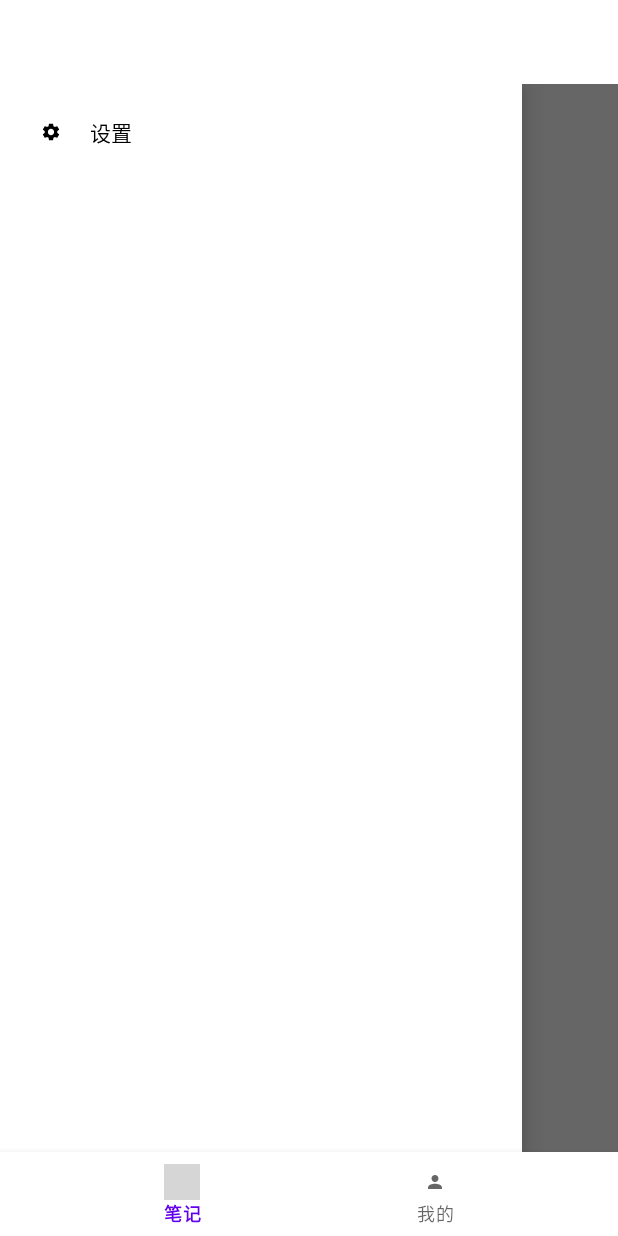
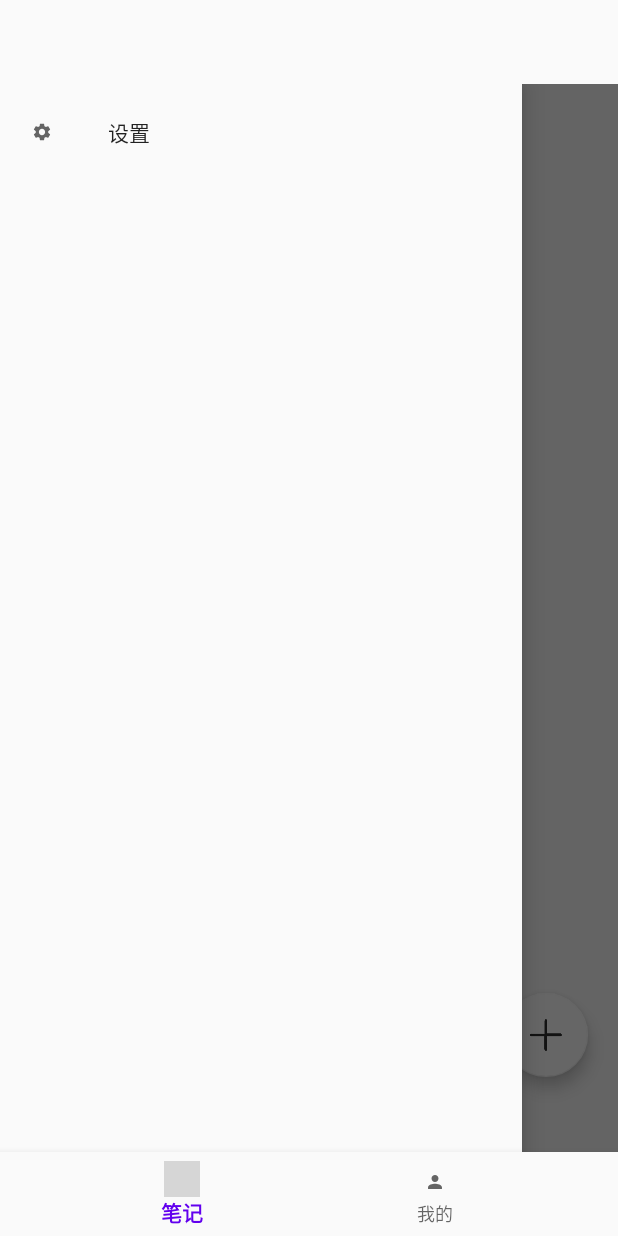
Before and after one commit to zhangkaibin0921/Cloud-notepad, an Android app: the screen it shows after launch (MainActivity), with the side drawer open, on a phone screen of 412 x 824 dp. Run offline under Robolectric (Android 15) with nearby library versions, the phone set to English and light mode, and no system bars; our stand-ins replace navigation-ui; grey boxes are pictures that could not be loaded.

Commit message:
添加笔记的悬浮按钮

```diff
--- a/app/src/main/AndroidManifest.xml
+++ b/app/src/main/AndroidManifest.xml
@@ -8,7 +8,7 @@
         android:label="@string/app_name"
         android:roundIcon="@mipmap/ic_launcher_round"
         android:supportsRtl="true"
-        android:theme="@style/Theme.MyApplication">
+        android:theme="@style/ss">
         <activity
             android:name=".MainActivity"
             android:label="@string/app_name">
--- a/app/src/main/java/cn/edu/henu/myapplication/ui/diary/DiaryFragment.java
+++ b/app/src/main/java/cn/edu/henu/myapplication/ui/diary/DiaryFragment.java
@@ -3,6 +3,7 @@
 import android.content.Context;
 import android.content.Intent;
 import android.os.Bundle;
+import android.util.Log;
 import android.view.LayoutInflater;
 import android.view.MenuItem;
 import android.view.View;
@@ -15,6 +16,9 @@
 
 import androidx.annotation.NonNull;
 import androidx.annotation.Nullable;
+import androidx.appcompat.app.ActionBar;
+import androidx.appcompat.app.AppCompatActivity;
+import androidx.appcompat.widget.Toolbar;
 import androidx.core.view.GravityCompat;
 import androidx.drawerlayout.widget.DrawerLayout;
 import androidx.fragment.app.Fragment;
@@ -39,15 +43,28 @@
     Context context;
     private ImageButton add;
 
+    private Toolbar toolbar;
+
     public View onCreateView(@NonNull LayoutInflater inflater,
                              ViewGroup container, Bundle savedInstanceState) {
         View root= inflater.inflate(R.layout.fragment_diary,container,false);
+        toolbar=root.findViewById(R.id.mytoolbar);
+
+        setHasOptionsMenu(true);
+        ((AppCompatActivity) getActivity()).setSupportActionBar(toolbar);
+
+        root= inflater.inflate(R.layout.fragment_diary,container,false);
         mDrawerLayout=(DrawerLayout)root.findViewById(R.id.drawerLayout);
         NavigationView navView=(NavigationView)root.findViewById(R.id.nav_view);
         Button setting=root.findViewById(R.id.setting);
         ImageButton add=root.findViewById(R.id.add);
 
+
+
+
+
         context=getContext();
+
 
         //左上角菜单图标设置点击事件
         setting.setOnClickListener(new View.OnClickListener() {
--- a/app/src/main/res/layout/fragment_diary.xml
+++ b/app/src/main/res/layout/fragment_diary.xml
@@ -12,6 +12,9 @@
     android:layout_width="match_parent"
     android:layout_height="match_parent"
     android:orientation="vertical">
+<!--    <include-->
+<!--        android:id="@+id/toolbar"-->
+<!--        layout="@layout/toolbar" />-->
 
 <!--    左上角菜单图标-->
     <Button
@@ -24,19 +27,32 @@
     <androidx.recyclerview.widget.RecyclerView
         android:id="@+id/recycler_view"
         android:layout_width="match_parent"
-        android:layout_height="match_parent" />
+        android:layout_height="wrap_content" />
+
+    <com.google.android.material.floatingactionbutton.FloatingActionButton
+        android:id="@+id/add"
+        android:layout_width="wrap_content"
+        android:layout_height="wrap_content"
+        android:layout_gravity="right|bottom"
+        android:layout_marginRight="20dp"
+        android:layout_marginTop="550dp"
+        android:src="@drawable/add"
+        app:backgroundTint="@color/white"
+        tools:ignore="UsingOnClickInXml"
+         />
 
 
-    <ImageButton
-        android:id="@+id/add"
-        android:background="@drawable/add"
-        android:layout_width="60dp"
-        android:layout_height="60dp"
-        android:scaleType="centerInside"
-        android:layout_marginTop="550dp"
-        android:layout_marginRight="20dp"
-        android:layout_gravity="right|bottom"
-        />
+
+<!--    <ImageButton-->
+<!--        android:id="@+id/add"-->
+<!--        android:background="@drawable/add"-->
+<!--        android:layout_width="60dp"-->
+<!--        android:layout_height="60dp"-->
+<!--        android:scaleType="centerInside"-->
+<!--        android:layout_marginTop="550dp"-->
+<!--        android:layout_marginRight="20dp"-->
+<!--        android:layout_gravity="right|bottom"-->
+<!--        />-->
 
 
 </LinearLayout>
--- a/app/src/main/res/values-night/themes.xml
+++ b/app/src/main/res/values-night/themes.xml
@@ -2,6 +2,13 @@
     <!-- Base application theme. -->
     <style name="Theme.MyApplication" parent="Theme.MaterialComponents.DayNight.DarkActionBar">
         <!-- Primary brand color. -->
+
+        <item name="android:windowActionBar">false</item>
+        <item name="android:windowNoTitle">true</item>
+
+        <item name="windowActionBar">false</item>
+        <item name="windowNoTitle">true</item>
+
         <item name="colorPrimary">@color/purple_200</item>
         <item name="colorPrimaryVariant">@color/purple_700</item>
         <item name="colorOnPrimary">@color/black</item>
@@ -13,4 +20,19 @@
         <item name="android:statusBarColor" tools:targetApi="l">?attr/colorPrimaryVariant</item>
         <!-- Customize your theme here. -->
     </style>
+
+    <style name="ss" parent="Theme.AppCompat.DayNight.DarkActionBar">
+        <item name="colorPrimary">@color/purple_500</item>
+        <item name="colorPrimaryVariant">@color/purple_700</item>
+        <item name="colorOnPrimary">@color/white</item>
+        <item name="windowActionBar">false</item>
+        <item name="windowNoTitle">true</item>
+    </style>
+    <style name="MyTheme">
+
+
+        <item name="windowActionBar">false</item>
+        <item name="windowNoTitle">true</item>
+
+    </style>
 </resources>
--- a/app/src/main/res/values/themes.xml
+++ b/app/src/main/res/values/themes.xml
@@ -1,7 +1,16 @@
 <resources xmlns:tools="http://schemas.android.com/tools">
     <!-- Base application theme. -->
-    <style name="Theme.MyApplication" parent="Theme.MaterialComponents.DayNight.NoActionBar">
+    <style name="Theme.MyApplication" parent="Theme.MaterialComponents.DayNight.DarkActionBar">
         <!-- Primary brand color. -->
+        <item name="android:windowFullscreen">true</item>
+        <item name="android:windowActionBar">false</item>
+        <item name="android:windowNoTitle">true</item>
+
+        <item name="windowActionBar">false</item>
+        <item name="windowNoTitle">true</item>
+
+
+
         <item name="colorPrimary">@color/purple_500</item>
         <item name="colorPrimaryVariant">@color/purple_700</item>
         <item name="colorOnPrimary">@color/white</item>
@@ -13,4 +22,19 @@
         <item name="android:statusBarColor" tools:targetApi="l">?attr/colorPrimaryVariant</item>
         <!-- Customize your theme here. -->
     </style>
+    <style name="ss" parent="Theme.AppCompat.DayNight.DarkActionBar">
+        <item name="colorPrimary">@color/purple_500</item>
+        <item name="colorPrimaryVariant">@color/purple_700</item>
+        <item name="colorOnPrimary">@color/white</item>
+        <item name="windowActionBar">false</item>
+        <item name="windowNoTitle">true</item>
+    </style>
+<!--    <style name="MyTheme">-->
+<!--        <item name="android:windowActionBar">false</item>-->
+<!--        <item name="android:windowNoTitle">true</item>-->
+
+<!--        <item name="windowActionBar">false</item>-->
+<!--        <item name="windowNoTitle">true</item>-->
+
+<!--    </style>-->
 </resources>
```
Also changed, not shown: app/src/main/res/layout/toolbar.xml (added, +45 -0 lines), app/src/main/res/menu/toolbarmenu.xml (added, +18 -0 lines).
